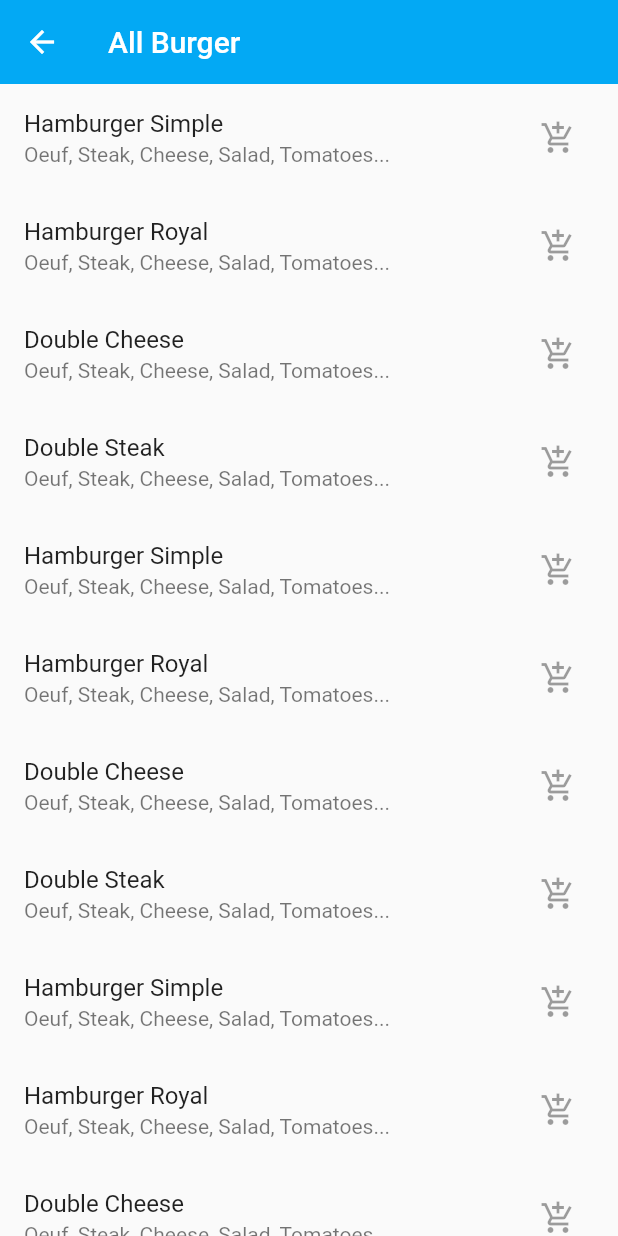
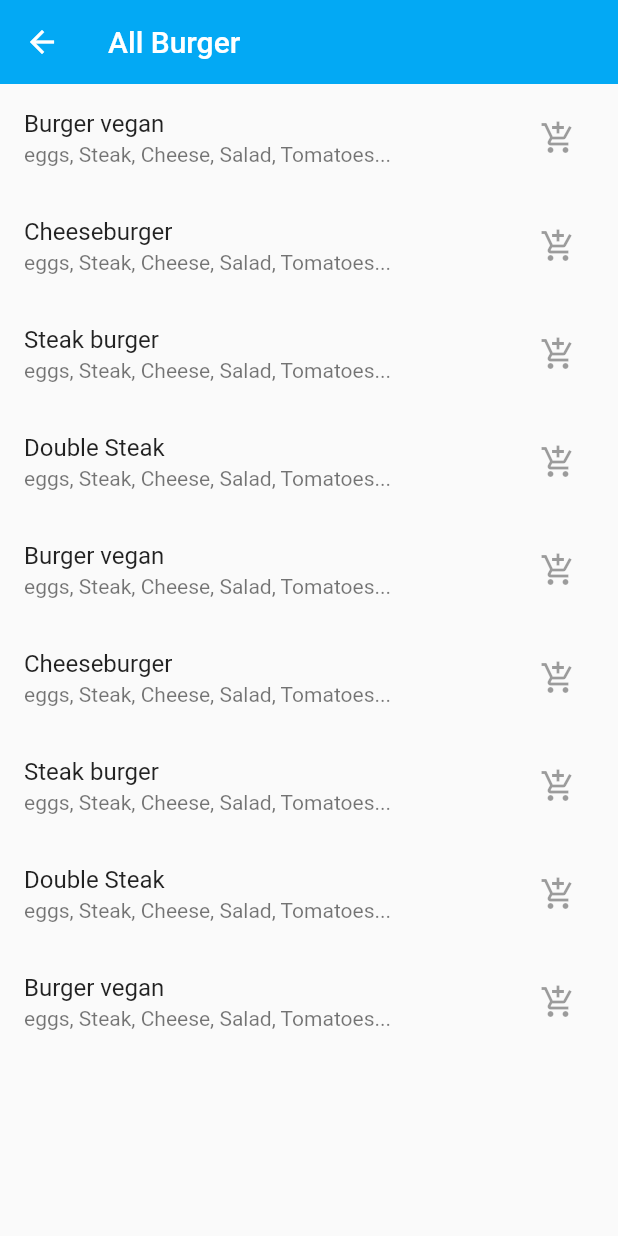
Before and after one commit to mathiam99/burger-shop, a Flutter app: the BurgerList screen opened directly, on a phone screen of 412 x 824 dp. Run offline on Flutter 3.47's test engine with Material 2 defaults, Android fonts, the phone set to English and light mode, and no system bars.

Commit message:
first commit

```diff
--- a/lib/burger_list.dart
+++ b/lib/burger_list.dart
@@ -27,73 +27,55 @@ class BurgerList extends StatelessWidget {
         children: <Widget>[
 
           ListTile(
-            title: Text("Hamburger Simple"),
-            subtitle: Text("Oeuf, Steak, Cheese, Salad, Tomatoes..."),
+            title: Text("Burger vegan"),
+            subtitle: Text("eggs, Steak, Cheese, Salad, Tomatoes..."),
             trailing: IconButton(icon : Icon(Icons.add_shopping_cart)),
           ),
 
           ListTile(
-            title: Text("Hamburger Royal"),
-            subtitle: Text("Oeuf, Steak, Cheese, Salad, Tomatoes..."),
+            title: Text("Cheeseburger"),
+            subtitle: Text("eggs, Steak, Cheese, Salad, Tomatoes..."),
             trailing: IconButton(icon : Icon(Icons.add_shopping_cart)),
           ),
 
           ListTile(
-            title: Text("Double Cheese"),
-            subtitle: Text("Oeuf, Steak, Cheese, Salad, Tomatoes..."),
+            title: Text("Steak burger"),
+            subtitle: Text("eggs, Steak, Cheese, Salad, Tomatoes..."),
             trailing: IconButton(icon : Icon(Icons.add_shopping_cart)),
           ),
 
           ListTile(
             title: Text("Double Steak"),
-            subtitle: Text("Oeuf, Steak, Cheese, Salad, Tomatoes..."),
+            subtitle: Text("eggs, Steak, Cheese, Salad, Tomatoes..."),
             trailing: IconButton(icon : Icon(Icons.add_shopping_cart)),
           ),
           ListTile(
-            title: Text("Hamburger Simple"),
-            subtitle: Text("Oeuf, Steak, Cheese, Salad, Tomatoes..."),
+            title: Text("Burger vegan"),
+            subtitle: Text("eggs, Steak, Cheese, Salad, Tomatoes..."),
             trailing: IconButton(icon : Icon(Icons.add_shopping_cart)),
           ),
 
           ListTile(
-            title: Text("Hamburger Royal"),
-            subtitle: Text("Oeuf, Steak, Cheese, Salad, Tomatoes..."),
+            title: Text("Cheeseburger"),
+            subtitle: Text("eggs, Steak, Cheese, Salad, Tomatoes..."),
             trailing: IconButton(icon : Icon(Icons.add_shopping_cart)),
           ),
 
           ListTile(
-            title: Text("Double Cheese"),
-            subtitle: Text("Oeuf, Steak, Cheese, Salad, Tomatoes..."),
+            title: Text("Steak burger"),
+            subtitle: Text("eggs, Steak, Cheese, Salad, Tomatoes..."),
             trailing: IconButton(icon : Icon(Icons.add_shopping_cart)),
           ),
 
           ListTile(
             title: Text("Double Steak"),
-            subtitle: Text("Oeuf, Steak, Cheese, Salad, Tomatoes..."),
+            subtitle: Text("eggs, Steak, Cheese, Salad, Tomatoes..."),
             trailing: IconButton(icon : Icon(Icons.add_shopping_cart)),
           ),
 
           ListTile(
-            title: Text("Hamburger Simple"),
-            subtitle: Text("Oeuf, Steak, Cheese, Salad, Tomatoes..."),
-            trailing: IconButton(icon : Icon(Icons.add_shopping_cart)),
-          ),
-
-          ListTile(
-            title: Text("Hamburger Royal"),
-            subtitle: Text("Oeuf, Steak, Cheese, Salad, Tomatoes..."),
-            trailing: IconButton(icon : Icon(Icons.add_shopping_cart)),
-          ),
-
-          ListTile(
-            title: Text("Double Cheese"),
-            subtitle: Text("Oeuf, Steak, Cheese, Salad, Tomatoes..."),
-            trailing: IconButton(icon : Icon(Icons.add_shopping_cart)),
-          ),
-
-          ListTile(
-            title: Text("Double Steak"),
-            subtitle: Text("Oeuf, Steak, Cheese, Salad, Tomatoes..."),
+            title: Text("Burger vegan"),
+            subtitle: Text("eggs, Steak, Cheese, Salad, Tomatoes..."),
             trailing: IconButton(icon : Icon(Icons.add_shopping_cart)),
           ),
         ],
```
